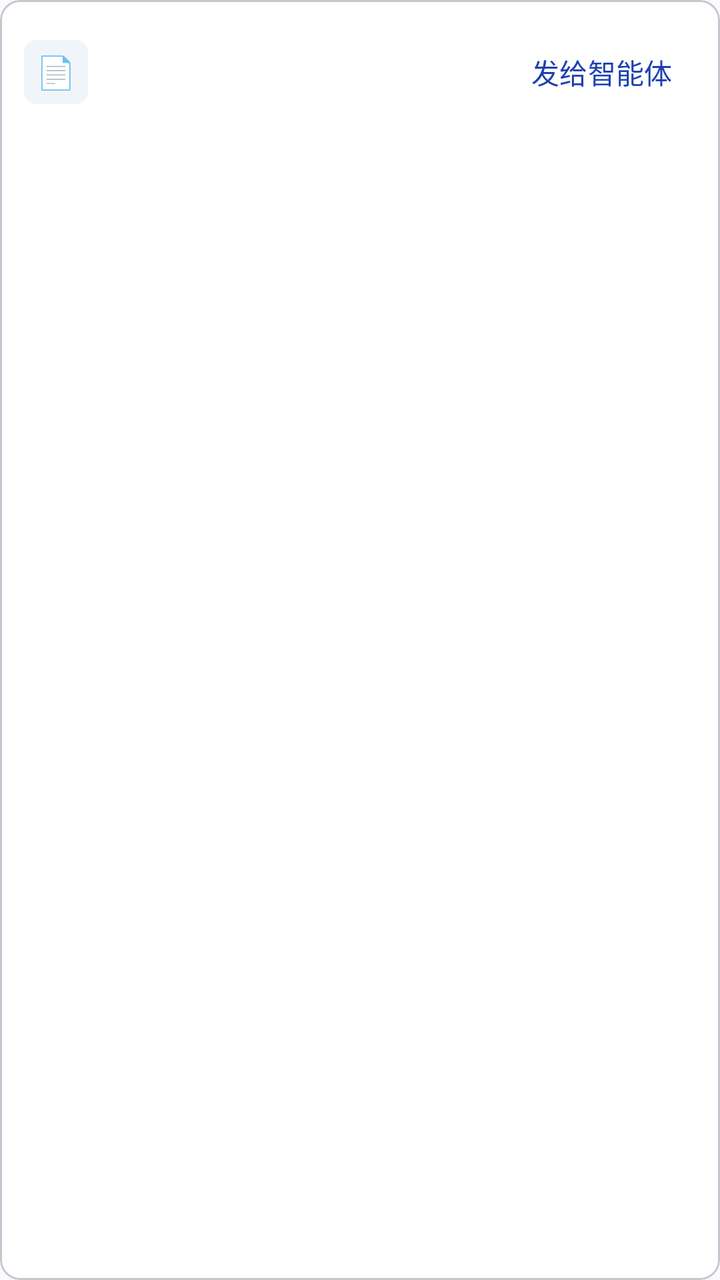
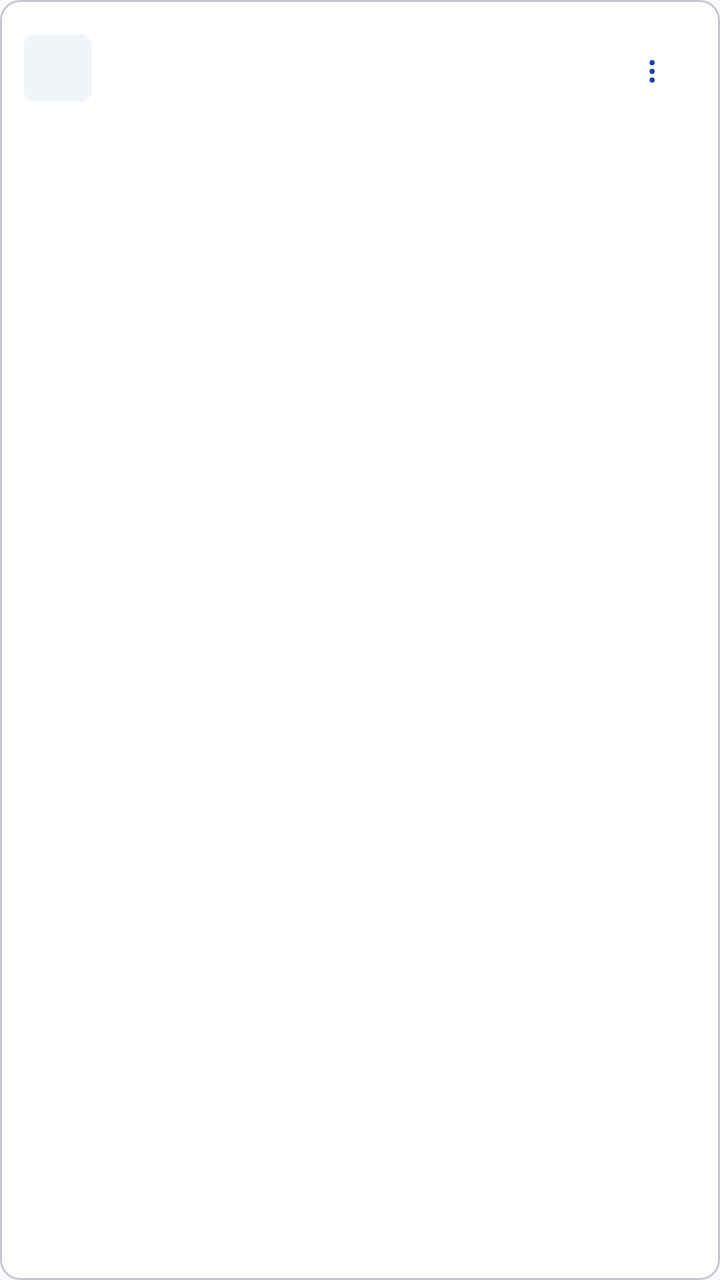

Compare the two renders of this Android layout. The source of the first and the diff that turns it into the second are given below.
<!-- AndroidManifest.xml: application theme AppTheme -->
<!-- res/layout/item_file.xml -->
<?xml version="1.0" encoding="utf-8"?>
<com.google.android.material.card.MaterialCardView
    xmlns:android="http://schemas.android.com/apk/res/android"
    xmlns:app="http://schemas.android.com/apk/res-auto"
    android:layout_width="match_parent"
    android:layout_height="wrap_content"
    android:layout_marginBottom="6dp"
    app:cardCornerRadius="10dp"
    app:cardElevation="0dp"
    app:cardBackgroundColor="?attr/colorSurface"
    android:foreground="?android:attr/selectableItemBackground">

    <LinearLayout
        android:layout_width="match_parent"
        android:layout_height="wrap_content"
        android:orientation="horizontal"
        android:padding="12dp"
        android:gravity="center_vertical">

        <TextView
            android:id="@+id/file_icon"
            android:layout_width="32dp"
            android:layout_height="32dp"
            android:gravity="center"
            android:textSize="16sp"
            android:background="@drawable/bg_chip"
            android:text="📄" />

        <LinearLayout
            android:layout_width="0dp"
            android:layout_height="wrap_content"
            android:layout_weight="1"
            android:orientation="vertical"
            android:layout_marginStart="10dp">

            <TextView
                android:id="@+id/file_name"
                android:layout_width="match_parent"
                android:layout_height="wrap_content"
                android:textSize="14sp"
                android:textStyle="bold"
                android:maxLines="1"
                android:ellipsize="middle"
                android:textColor="?attr/colorOnSurface" />

            <TextView
                android:id="@+id/file_meta"
                android:layout_width="match_parent"
                android:layout_height="wrap_content"
                android:textSize="11sp"
                android:textColor="?attr/colorOnSurfaceVariant" />
        </LinearLayout>

        <com.google.android.material.button.MaterialButton
            android:id="@+id/file_send"
            android:layout_width="wrap_content"
            android:layout_height="wrap_content"
            android:minWidth="0dp"
            android:text="发给智能体"
            style="@style/Widget.Material3.Button.TextButton" />
    </LinearLayout>
</com.google.android.material.card.MaterialCardView>
<!-- resources referenced by this layout -->
<resources>
  <!-- drawable bg_chip (drawable) -->
  <?xml version="1.0" encoding="utf-8"?>
  <shape xmlns:android="http://schemas.android.com/apk/res/android" android:shape="rectangle">
      <solid android:color="@color/surface_variant" />
      <corners android:radius="6dp" />
  </shape>
  <style name="AppTheme" parent="Theme.Material3.Light.NoActionBar">
          <item name="colorPrimary">@color/seed_blue</item>
          <item name="colorPrimaryVariant">@color/seed_blue</item>
          <item name="colorOnPrimary">@color/on_primary</item>
          <item name="colorSecondary">@color/seed_blue</item>
          <item name="colorOnSecondary">@color/on_primary</item>
          <item name="android:colorBackground">@color/background</item>
          <item name="colorSurface">@color/surface</item>
          <item name="colorOnSurface">@color/on_surface</item>
          <item name="colorOnSurfaceVariant">@color/on_surface_variant</item>
          <item name="colorOutline">@color/outline</item>
          <item name="colorError">@color/error</item>
          <item name="android:statusBarColor">@color/surface</item>
          <item name="android:windowLightStatusBar">true</item>
          <item name="android:navigationBarColor">@color/surface</item>
      </style>
  <color name="surface_variant">#F1F5F9</color>
  <color name="seed_blue">#1E40AF</color>
  <color name="on_primary">#FFFFFF</color>
  <color name="background">#F8FAFC</color>
  <color name="surface">#FFFFFF</color>
  <color name="on_surface">#0F172A</color>
  <color name="on_surface_variant">#475569</color>
  <color name="outline">#CBD5E1</color>
  <color name="error">#DC2626</color>
</resources>

<!-- the commit's change to res/layout/item_file.xml (unified diff, before → after) -->
@@ -19,12 +19,11 @@
 
         <TextView
             android:id="@+id/file_icon"
-            android:layout_width="32dp"
-            android:layout_height="32dp"
+            android:layout_width="34dp"
+            android:layout_height="34dp"
             android:gravity="center"
             android:textSize="16sp"
-            android:background="@drawable/bg_chip"
-            android:text="📄" />
+            android:background="@drawable/bg_chip" />
 
         <LinearLayout
             android:layout_width="0dp"
@@ -52,11 +51,18 @@
         </LinearLayout>
 
         <com.google.android.material.button.MaterialButton
-            android:id="@+id/file_send"
-            android:layout_width="wrap_content"
-            android:layout_height="wrap_content"
-            android:minWidth="0dp"
-            android:text="发给智能体"
+            android:id="@+id/file_actions"
+            android:layout_width="44dp"
+            android:layout_height="44dp"
+            android:insetLeft="0dp"
+            android:insetTop="0dp"
+            android:insetRight="0dp"
+            android:insetBottom="0dp"
+            android:paddingLeft="8dp"
+            android:paddingRight="8dp"
+            android:contentDescription="操作"
+            android:text="⋮"
+            android:textSize="18sp"
             style="@style/Widget.Material3.Button.TextButton" />
     </LinearLayout>
 </com.google.android.material.card.MaterialCardView>
